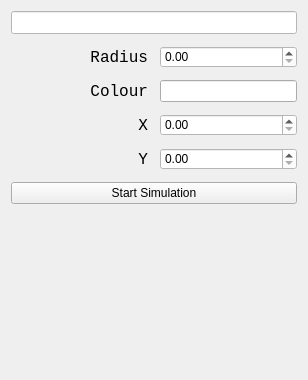
Lauchmelder23/GraviSim, file ui/PlanetConfig.ui: the form before one commit.
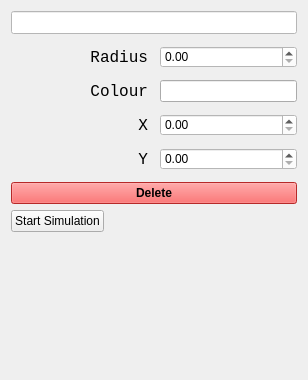
The form after the commit.

The edit to the form file:
```diff
--- a/ui/PlanetConfig.ui
+++ b/ui/PlanetConfig.ui
@@ -175,14 +175,30 @@
       </layout>
      </item>
      <item>
-      <widget class="QPushButton" name="toggle">
+      <widget class="QPushButton" name="remove">
+       <property name="font">
+        <font>
+         <weight>75</weight>
+         <bold>true</bold>
+        </font>
+       </property>
+       <property name="styleSheet">
+        <string notr="true">background-color: rgb(255, 58, 58);</string>
+       </property>
        <property name="text">
-        <string>Start Simulation</string>
+        <string>Delete</string>
        </property>
       </widget>
      </item>
     </layout>
    </item>
+   <item row="1" column="0">
+    <widget class="QPushButton" name="toggle">
+     <property name="text">
+      <string>Start Simulation</string>
+     </property>
+    </widget>
+   </item>
   </layout>
  </widget>
  <resources/>
```
Left out of the diff: 9 changed lines with no effect on the pictures.
